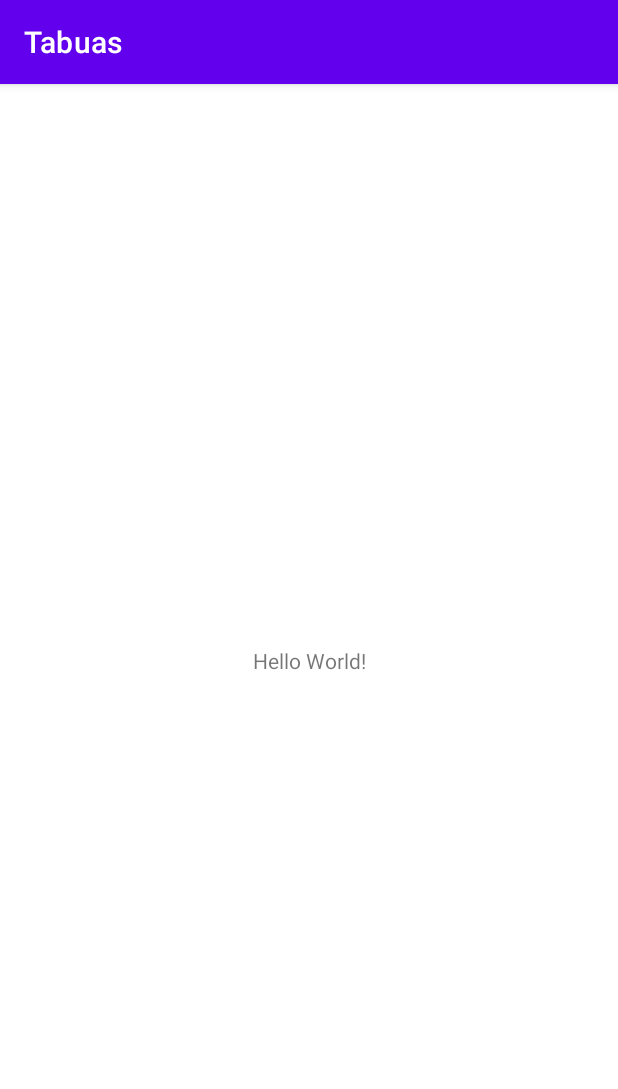
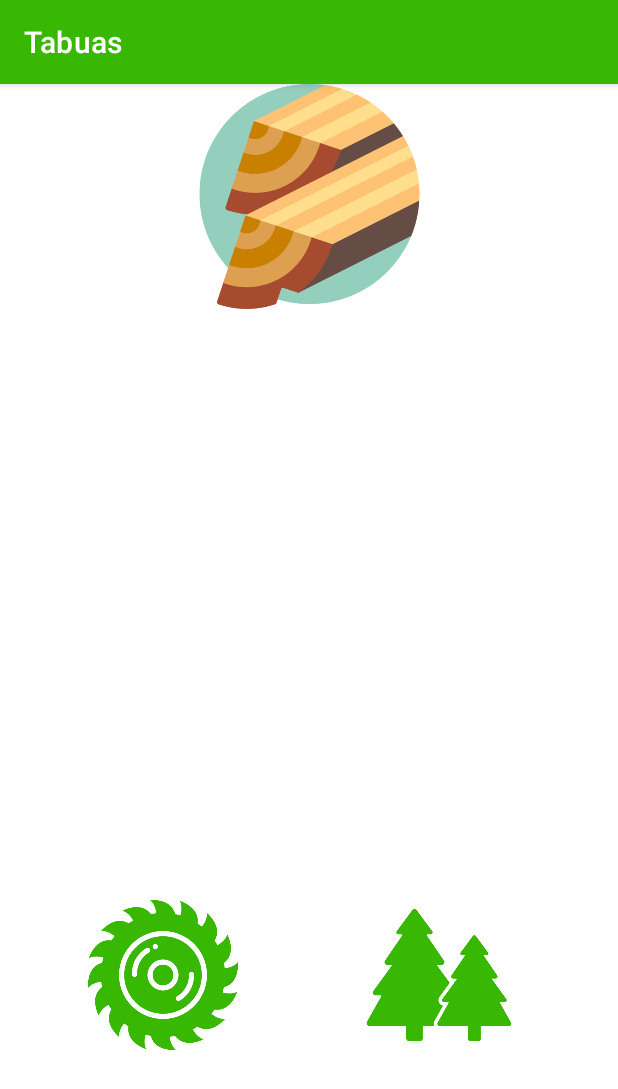
Before and after one commit to RafaGois/Tabuas, an Android app: the screen it shows after launch (MainActivity), on a phone screen of 412 x 824 dp. Shown: the top 1089 px of the screen. Run offline under Robolectric (Android 15) with nearby library versions, the phone set to English and light mode, and no system bars.

Commit message:
update layout e recusros de midia

```diff
--- a/app/src/main/res/layout/activity_main.xml
+++ b/app/src/main/res/layout/activity_main.xml
@@ -6,13 +6,36 @@
     android:layout_height="match_parent"
     tools:context=".MainActivity">
 
-    <TextView
-        android:layout_width="wrap_content"
-        android:layout_height="wrap_content"
-        android:text="Hello World!"
+    <Button
+        android:id="@+id/button"
+        android:layout_width="100dp"
+        android:layout_height="100dp"
+        android:background="@drawable/arvoresicon"
         app:layout_constraintBottom_toBottomOf="parent"
         app:layout_constraintEnd_toEndOf="parent"
+        app:layout_constraintHorizontal_bias="0.778"
         app:layout_constraintStart_toStartOf="parent"
-        app:layout_constraintTop_toTopOf="parent" />
+        app:layout_constraintTop_toTopOf="parent"
+        app:layout_constraintVertical_bias="0.814" />
 
+    <Button
+        android:id="@+id/button2"
+        android:layout_width="100dp"
+        android:layout_height="100dp"
+        android:background="@drawable/serra"
+        app:layout_constraintBottom_toBottomOf="parent"
+        app:layout_constraintEnd_toEndOf="parent"
+        app:layout_constraintHorizontal_bias="0.189"
+        app:layout_constraintStart_toStartOf="parent"
+        app:layout_constraintTop_toTopOf="parent"
+        app:layout_constraintVertical_bias="0.814" />
+
+    <ImageView
+        android:id="@+id/imageView"
+        android:layout_width="150dp"
+        android:layout_height="150dp"
+        app:layout_constraintEnd_toEndOf="parent"
+        app:layout_constraintStart_toStartOf="parent"
+        app:layout_constraintTop_toTopOf="parent"
+        app:srcCompat="@drawable/madeira" />
 </androidx.constraintlayout.widget.ConstraintLayout>
--- a/app/src/main/res/values-night/themes.xml
+++ b/app/src/main/res/values-night/themes.xml
@@ -3,7 +3,7 @@
     <style name="Theme.Tabuas" parent="Theme.MaterialComponents.DayNight.DarkActionBar">
         <!-- Primary brand color. -->
         <item name="colorPrimary">@color/purple_200</item>
-        <item name="colorPrimaryVariant">@color/purple_700</item>
+        <item name="colorPrimaryVariant">@color/secundaria</item>
         <item name="colorOnPrimary">@color/black</item>
         <!-- Secondary brand color. -->
         <item name="colorSecondary">@color/teal_200</item>
--- a/app/src/main/res/values/colors.xml
+++ b/app/src/main/res/values/colors.xml
@@ -1,10 +1,10 @@
 <?xml version="1.0" encoding="utf-8"?>
 <resources>
     <color name="purple_200">#FFBB86FC</color>
-    <color name="purple_500">#FF6200EE</color>
-    <color name="purple_700">#FF3700B3</color>
-    <color name="teal_200">#FF03DAC5</color>
-    <color name="teal_700">#FF018786</color>
+    <color name="principal">#38B802</color>
+    <color name="secundaria">#359700</color>
+    <color name="teal_200">#2ADA03</color>
+    <color name="teal_700">#308701</color>
     <color name="black">#FF000000</color>
     <color name="white">#FFFFFFFF</color>
 </resources>
--- a/app/src/main/res/values/themes.xml
+++ b/app/src/main/res/values/themes.xml
@@ -2,8 +2,8 @@
     <!-- Base application theme. -->
     <style name="Theme.Tabuas" parent="Theme.MaterialComponents.DayNight.DarkActionBar">
         <!-- Primary brand color. -->
-        <item name="colorPrimary">@color/purple_500</item>
-        <item name="colorPrimaryVariant">@color/purple_700</item>
+        <item name="colorPrimary">@color/principal</item>
+        <item name="colorPrimaryVariant">@color/secundaria</item>
         <item name="colorOnPrimary">@color/white</item>
         <!-- Secondary brand color. -->
         <item name="colorSecondary">@color/teal_200</item>
```
Also changed, not shown: app/src/main/res/drawable/arvoresicon.png (added), app/src/main/res/drawable/floresta.png (added), app/src/main/res/drawable/madeira.png (added), app/src/main/res/drawable/serra.png (added).
